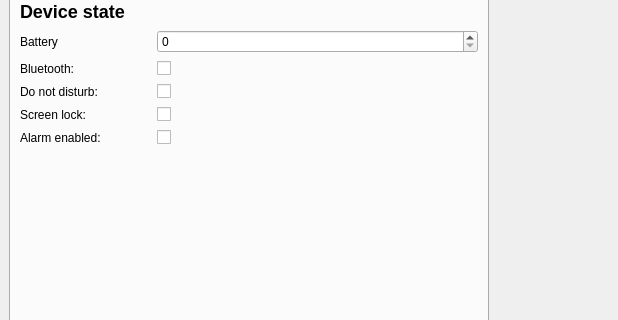
Old version of the form mibandpreview_qt/qt/app.ui in the repository melianmiko/mibandpreview; both pictures show x 0 to 618 and y 274 to 594 of the 800 by 700 pixel window.
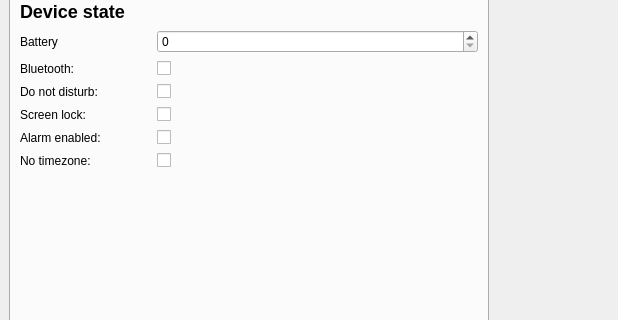
New version of the form.

Commit message: Added no timezone checkbox (#2)

What changed in the file:
```diff
--- a/mibandpreview_qt/qt/app.ui
+++ b/mibandpreview_qt/qt/app.ui
@@ -298,6 +298,16 @@
             <item row="2" column="1">
              <widget class="QTimeEdit" name="edit_alarm_time"/>
             </item>
+            <item row="13" column="0">
+             <widget class="QLabel" name="noTimezoneLabel">
+              <property name="text">
+               <string>No timezone:</string>
+              </property>
+             </widget>
+            </item>
+            <item row="13" column="1">
+             <widget class="QCheckBox" name="edit_no_timezone"/>
+            </item>
            </layout>
           </item>
           <item row="1" column="0">
```
Left out of the diff: 16 changed lines with no effect on the pictures. The commit also changes 2 other files.
